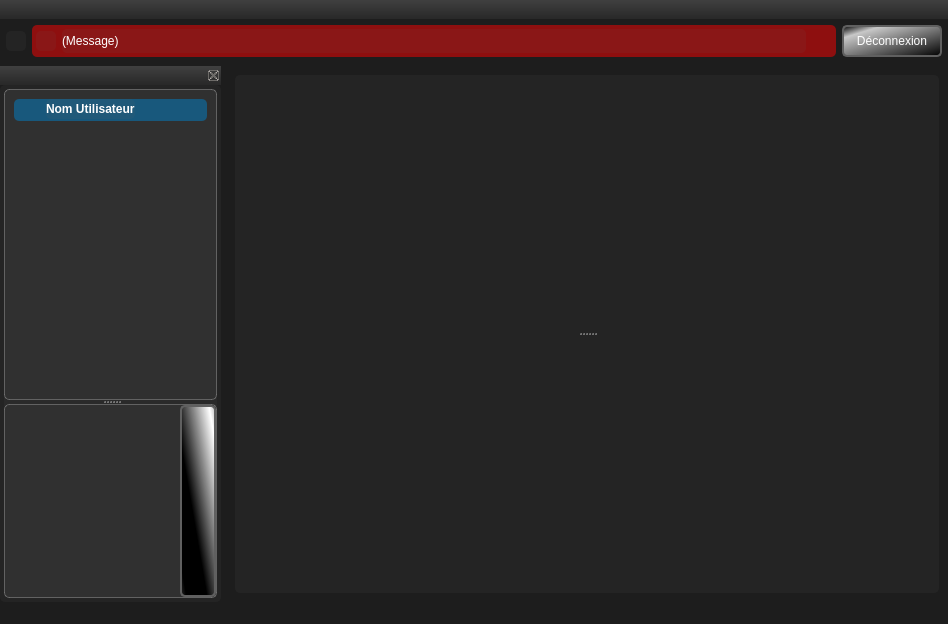
Before: the Qt Designer form teraplus/client/src/MainWindow.ui in introlab/opentera, drawn with Qt 5.
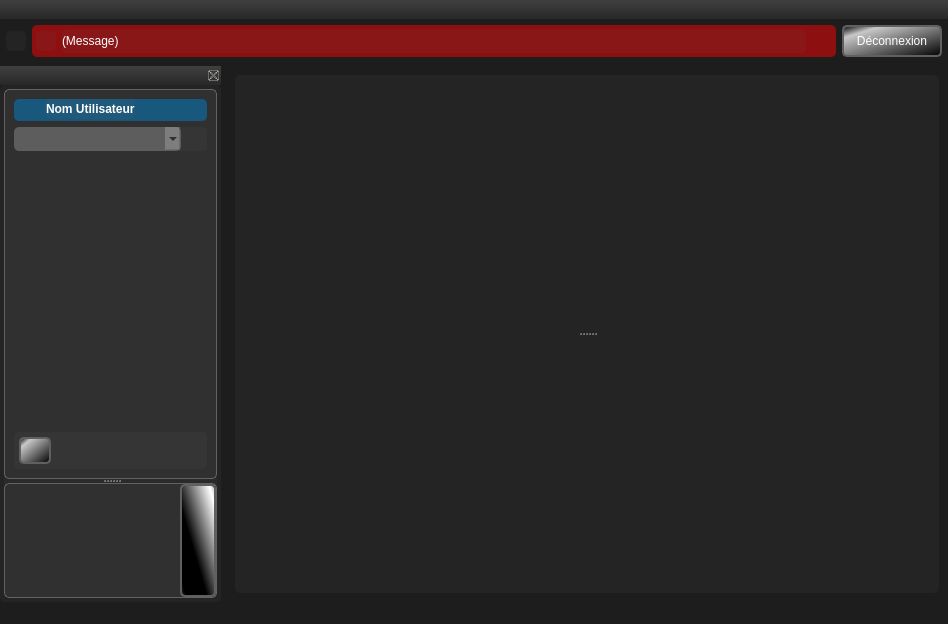
After: the same form once the commit is applied. Icons and pictures are not drawn.

```diff
--- a/teraplus/client/src/MainWindow.ui
+++ b/teraplus/client/src/MainWindow.ui
@@ -44,7 +44,13 @@
 QPushButton:checked,QToolButton:checked{color:black;border: 3px solid green;background-color:darkgreen;}
 QPushButton[checkable=true]:!checked,QToolButton[checkable=true]:!checked{color:red;background-color:rgba(180,0,0,50%);border: 2px solid rgb(180,0,0);}
 QPushButton#btnVideoSwitch {color: white; min-height: 35px; background-color: qlineargradient(spread:reflect, x1:0.220183, y1:0.745192, x2:1, y2:0, stop:0.201835 rgba(0, 0, 0, 255), stop:0.880734 rgba(255, 255, 255, 255), stop:1 rgba(189, 189, 189, 255)); border-radius: 5px;}
-QPushButton#btnEditUser, QPushButton#btnConfig, QPushButton#btnCloseMessage{background-color:transparent; border: transparent;}</string>
+QPushButton#btnEditUser, QPushButton#btnConfig, QPushButton#btnCloseMessage, QPushButton#btnEditSite{background-color:transparent; border: transparent;}
+
+QPlainTextEdit,QListWidget,QComboBox{background-color: rgba(255,255,255,20%); color: black;}
+QLineEdit{background-color: rgba(0,0,0,0);color:rgba(255,255,255,50%);}
+QLineEdit:!enabled{background-color: rgba(0,0,0,0);color:rgba(255,255,255,25%);}
+
+QComboBox:!enabled{background-color: rgba(0,0,0,150);color:white;border:0}</string>
   </property>
   <widget class="QWidget" name="centralwidget">
    <layout class="QVBoxLayout" name="verticalLayout_3">
@@ -501,6 +507,84 @@
               </layout>
              </widget>
             </item>
+            <item>
+             <widget class="QFrame" name="frameSites">
+              <property name="sizePolicy">
+               <sizepolicy hsizetype="Preferred" vsizetype="Maximum">
+                <horstretch>0</horstretch>
+                <verstretch>0</verstretch>
+               </sizepolicy>
+              </property>
+              <property name="frameShape">
+               <enum>QFrame::StyledPanel</enum>
+              </property>
+              <property name="frameShadow">
+               <enum>QFrame::Raised</enum>
+              </property>
+              <layout class="QHBoxLayout" name="horizontalLayout_6">
+               <property name="leftMargin">
+                <number>0</number>
+               </property>
+               <property name="topMargin">
+                <number>0</number>
+               </property>
+               <property name="rightMargin">
+                <number>0</number>
+               </property>
+               <property name="bottomMargin">
+                <number>0</number>
+               </property>
+               <item>
+                <widget class="QComboBox" name="cmbSites">
+                 <property name="minimumSize">
+                  <size>
+                   <width>0</width>
+                   <height>24</height>
+                  </size>
+                 </property>
+                </widget>
+               </item>
+               <item>
+                <widget class="QPushButton" name="btnEditSite">
+                 <property name="sizePolicy">
+                  <sizepolicy hsizetype="Fixed" vsizetype="Fixed">
+                   <horstretch>0</horstretch>
+                   <verstretch>0</verstretch>
+                  </sizepolicy>
+                 </property>
+                 <property name="minimumSize">
+                  <size>
+                   <width>20</width>
+                   <height>20</height>
+                  </size>
+                 </property>
+                 <property name="maximumSize">
+                  <size>
+                   <width>20</width>
+                   <height>20</height>
+                  </size>
+                 </property>
+                 <property name="cursor">
+                  <cursorShape>PointingHandCursor</cursorShape>
+                 </property>
+                 <property name="text">
+                  <string/>
+                 </property>
+                 <property name="icon">
+                  <iconset resource="../resources/TeraClient.qrc">
+                   <normaloff>:/icons/edit.png</normaloff>:/icons/edit.png</iconset>
+                 </property>
+                 <property name="iconSize">
+                  <size>
+                   <width>20</width>
+                   <height>20</height>
+                  </size>
+                 </property>
+                </widget>
+               </item>
+              </layout>
+             </widget>
+            </item>
             <item>
              <widget class="QWidget" name="widgetMainMenu" native="true">
               <property name="sizePolicy">
@@ -512,6 +596,84 @@
               <layout class="QVBoxLayout" name="verticalLayout_5"/>
              </widget>
             </item>
+            <item>
+             <widget class="QFrame" name="bottomFrame">
+              <property name="sizePolicy">
+               <sizepolicy hsizetype="Preferred" vsizetype="Maximum">
+                <horstretch>0</horstretch>
+                <verstretch>0</verstretch>
+               </sizepolicy>
+              </property>
+              <property name="frameShape">
+               <enum>QFrame::StyledPanel</enum>
+              </property>
+              <property name="frameShadow">
+               <enum>QFrame::Raised</enum>
+              </property>
+              <layout class="QHBoxLayout" name="horizontalLayout_5">
+               <property name="leftMargin">
+                <number>5</number>
+               </property>
+               <property name="topMargin">
+                <number>5</number>
+               </property>
+               <property name="rightMargin">
+                <number>5</number>
+               </property>
+               <property name="bottomMargin">
+                <number>5</number>
+               </property>
+               <item>
+                <widget class="QToolButton" name="btnNewItem">
+                 <property name="minimumSize">
+                  <size>
+                   <width>32</width>
+                   <height>20</height>
+                  </size>
+                 </property>
+                 <property name="cursor">
+                  <cursorShape>PointingHandCursor</cursorShape>
+                 </property>
+                 <property name="text">
+                  <string/>
+                 </property>
+                 <property name="icon">
+                  <iconset resource="../resources/TeraClient.qrc">
+                   <normaloff>:/icons/new.png</normaloff>:/icons/new.png</iconset>
+                 </property>
+                 <property name="iconSize">
+                  <size>
+                   <width>20</width>
+                   <height>20</height>
+                  </size>
+                 </property>
+                 <property name="popupMode">
+                  <enum>QToolButton::InstantPopup</enum>
+                 </property>
+                 <property name="autoRaise">
+                  <bool>false</bool>
+                 </property>
+                 <property name="arrowType">
+                  <enum>Qt::NoArrow</enum>
+                 </property>
+                </widget>
+               </item>
+               <item>
+                <spacer name="horizontalSpacer">
+                 <property name="orientation">
+                  <enum>Qt::Horizontal</enum>
+                 </property>
+                 <property name="sizeHint" stdset="0">
+                  <size>
+                   <width>40</width>
+                   <height>20</height>
+                  </size>
+                 </property>
+                </spacer>
+               </item>
+              </layout>
+             </widget>
+            </item>
            </layout>
           </widget>
           <widget class="QFrame" name="frameVideo">
```
